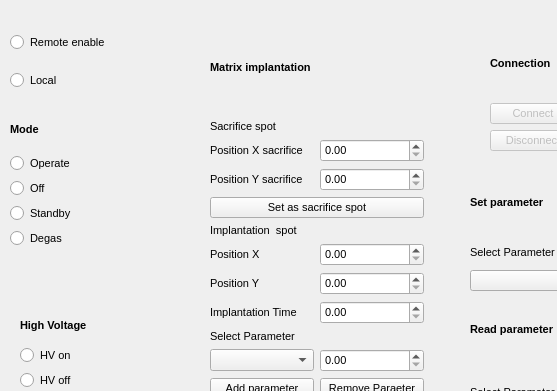
Old version of the form src/qudi/gui/ion_gun/ion_gun.ui in the repository tugatoconhelado/Qoptics_exp; both pictures show x 0 to 557 and y 0 to 391 of the 800 by 600 pixel window.
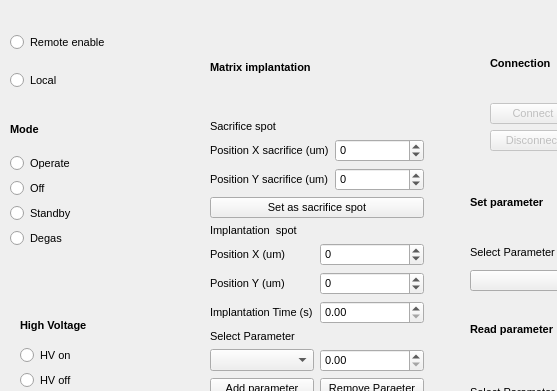
New version of the form.

Commit message: matrix code added, new dataclass for implantation parameters

```diff
--- a/src/qudi/gui/ion_gun/ion_gun.ui
+++ b/src/qudi/gui/ion_gun/ion_gun.ui
@@ -443,12 +443,28 @@
          <item>
           <widget class="QLabel" name="label_13">
            <property name="text">
-            <string>Position X sacrifice</string>
+            <string>Position X sacrifice (um)</string>
            </property>
           </widget>
          </item>
          <item>
-          <widget class="QDoubleSpinBox" name="sacr_pos_x_spin"/>
+          <widget class="QDoubleSpinBox" name="sacr_pos_x_spin">
+           <property name="decimals">
+            <number>0</number>
+           </property>
+           <property name="minimum">
+            <double>-5000.000000000000000</double>
+           </property>
+           <property name="maximum">
+            <double>5000.000000000000000</double>
+           </property>
+           <property name="singleStep">
+            <double>10.000000000000000</double>
+           </property>
+           <property name="value">
+            <double>0.000000000000000</double>
+           </property>
+          </widget>
          </item>
         </layout>
        </item>
@@ -457,12 +473,25 @@
          <item>
           <widget class="QLabel" name="label_14">
            <property name="text">
-            <string>Position Y sacrifice</string>
+            <string>Position Y sacrifice (um)</string>
            </property>
           </widget>
          </item>
          <item>
-          <widget class="QDoubleSpinBox" name="sacr_pos_y_spin"/>
+          <widget class="QDoubleSpinBox" name="sacr_pos_y_spin">
+           <property name="decimals">
+            <number>0</number>
+           </property>
+           <property name="minimum">
+            <double>-5000.000000000000000</double>
+           </property>
+           <property name="singleStep">
+            <double>10.000000000000000</double>
+           </property>
+           <property name="value">
+            <double>0.000000000000000</double>
+           </property>
+          </widget>
          </item>
         </layout>
        </item>
@@ -487,12 +516,25 @@
            <item>
             <widget class="QLabel" name="label_17">
              <property name="text">
-              <string>Position X</string>
+              <string>Position X (um)</string>
              </property>
             </widget>
            </item>
            <item>
-            <widget class="QDoubleSpinBox" name="spot_pos_x_spin"/>
+            <widget class="QDoubleSpinBox" name="spot_pos_x_spin">
+             <property name="decimals">
+              <number>0</number>
+             </property>
+             <property name="minimum">
+              <double>-5000.000000000000000</double>
+             </property>
+             <property name="maximum">
+              <double>5000.000000000000000</double>
+             </property>
+             <property name="singleStep">
+              <double>10.000000000000000</double>
+             </property>
+            </widget>
            </item>
           </layout>
          </item>
@@ -501,12 +543,25 @@
            <item>
             <widget class="QLabel" name="label_18">
              <property name="text">
-              <string>Position Y</string>
+              <string>Position Y (um)</string>
              </property>
             </widget>
            </item>
            <item>
-            <widget class="QDoubleSpinBox" name="spot_pos_y_spin"/>
+            <widget class="QDoubleSpinBox" name="spot_pos_y_spin">
+             <property name="decimals">
+              <number>0</number>
+             </property>
+             <property name="minimum">
+              <double>-5000.000000000000000</double>
+             </property>
+             <property name="maximum">
+              <double>5000.000000000000000</double>
+             </property>
+             <property name="singleStep">
+              <double>10.000000000000000</double>
+             </property>
+            </widget>
            </item>
           </layout>
          </item>
@@ -515,7 +570,7 @@
            <item>
             <widget class="QLabel" name="label_19">
              <property name="text">
-              <string>Implantation Time</string>
+              <string>Implantation Time (s)</string>
              </property>
             </widget>
            </item>
```
Left out of the diff: 6 changed lines with no effect on the pictures. The commit also changes 3 other files.
